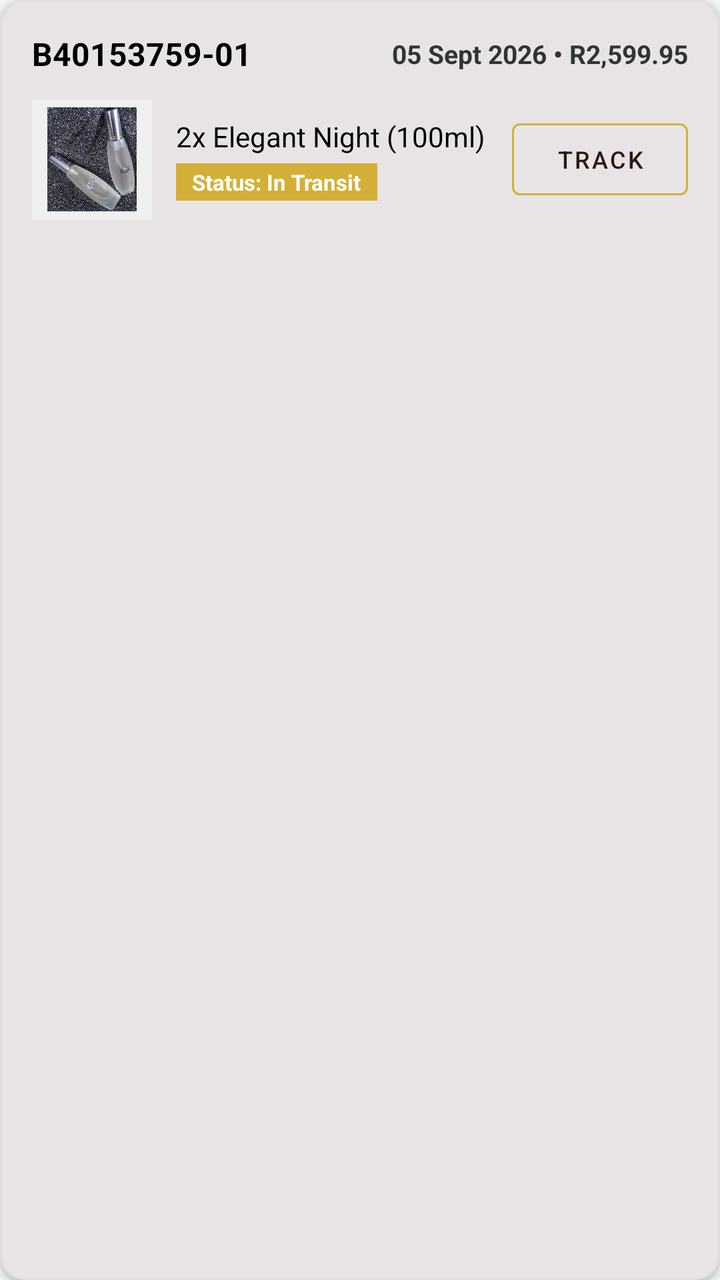
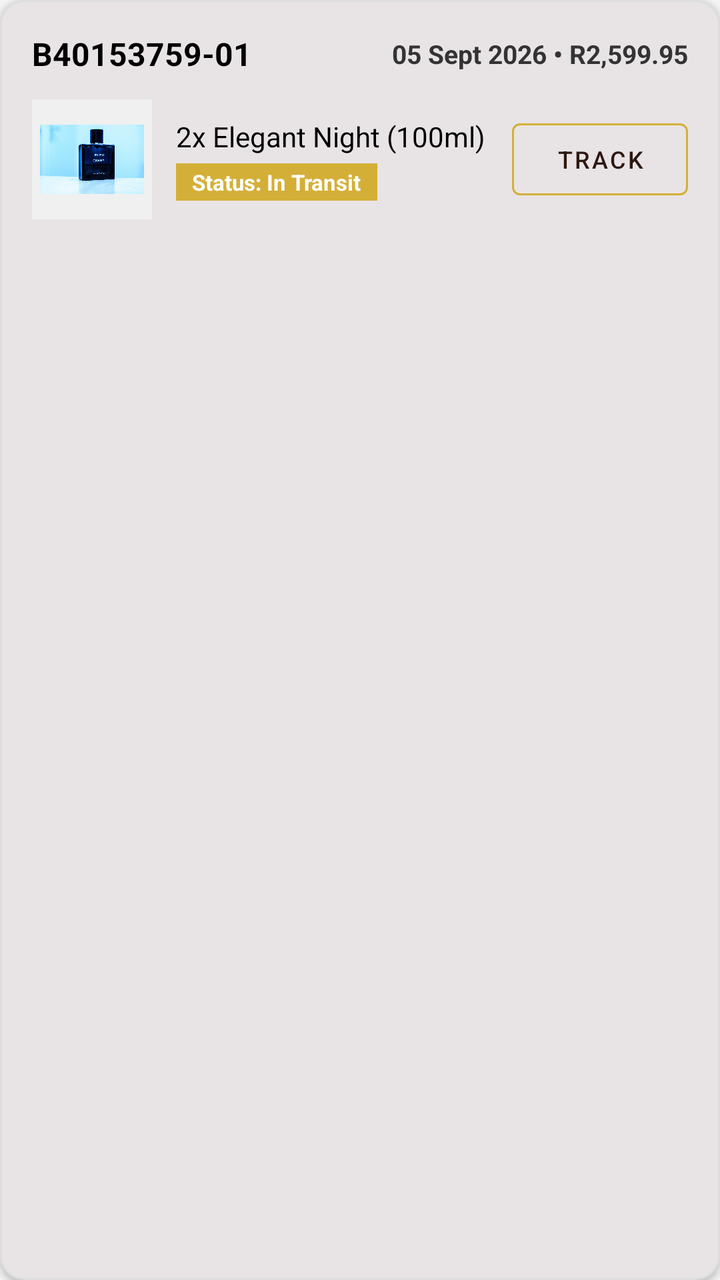

Compare the two renders of this Android layout. The source of the first and the diff that turns it into the second are given below.
<!-- AndroidManifest.xml: application theme Theme.MSTPerfumes -->
<!-- res/layout/item_user_order.xml -->
<?xml version="1.0" encoding="utf-8"?>
<com.google.android.material.card.MaterialCardView xmlns:android="http://schemas.android.com/apk/res/android"
    xmlns:app="http://schemas.android.com/apk/res-auto"
    android:layout_width="match_parent"
    android:layout_height="wrap_content"
    android:layout_marginBottom="12dp"
    app:cardCornerRadius="12dp"
    app:cardElevation="2dp"
    app:strokeColor="#DDDDDD"
    app:strokeWidth="1dp">

    <LinearLayout
        android:layout_width="match_parent"
        android:layout_height="wrap_content"
        android:orientation="vertical"
        android:padding="16dp">

        <LinearLayout
            android:layout_width="match_parent"
            android:layout_height="wrap_content"
            android:gravity="center_vertical"
            android:orientation="horizontal">

            <TextView
                android:id="@+id/tvOrderCode"
                android:layout_width="0dp"
                android:layout_height="wrap_content"
                android:layout_weight="1"
                android:text="B40153759-01"
                android:textColor="@android:color/black"
                android:textSize="16sp"
                android:textStyle="bold" />

            <TextView
                android:id="@+id/tvOrderDatePrice"
                android:layout_width="wrap_content"
                android:layout_height="wrap_content"
                android:text="05 Sept 2026 • R2,599.95"
                android:textColor="#333333"
                android:textSize="13sp"
                android:textStyle="bold" />

        </LinearLayout>

        <LinearLayout
            android:layout_width="match_parent"
            android:layout_height="wrap_content"
            android:layout_marginTop="12dp"
            android:gravity="center_vertical"
            android:orientation="horizontal">

            <ImageView
                android:id="@+id/ivOrderThumbnail"
                android:layout_width="60dp"
                android:layout_height="60dp"
                android:background="#F0F0F0"
                android:padding="4dp"
                android:src="@drawable/elegant_night"
                android:contentDescription="Order Image" />

            <LinearLayout
                android:layout_width="0dp"
                android:layout_height="wrap_content"
                android:layout_marginStart="12dp"
                android:layout_weight="1"
                android:orientation="vertical">

                <TextView
                    android:id="@+id/tvOrderItemsSummary"
                    android:layout_width="wrap_content"
                    android:layout_height="wrap_content"
                    android:text="2x Elegant Night (100ml)"
                    android:textColor="@android:color/black"
                    android:textSize="14sp" />

                <TextView
                    android:id="@+id/tvOrderStatus"
                    android:layout_width="wrap_content"
                    android:layout_height="wrap_content"
                    android:layout_marginTop="4dp"
                    android:background="#D4AF37"
                    android:paddingHorizontal="8dp"
                    android:paddingVertical="2dp"
                    android:text="Status: In Transit"
                    android:textColor="@android:color/white"
                    android:textSize="11sp"
                    android:textStyle="bold" />

            </LinearLayout>

            <Button
                android:id="@+id/btnTrackOrder"
                style="@style/Widget.MaterialComponents.Button.OutlinedButton"
                android:layout_width="wrap_content"
                android:layout_height="wrap_content"
                android:text="Track"
                android:textColor="#2C1810"
                android:textSize="12sp"
                app:strokeColor="#D4AF37" />

        </LinearLayout>

    </LinearLayout>

</com.google.android.material.card.MaterialCardView>
<!-- resources referenced by this layout -->
<resources>
  <!-- drawable elegant_night: jpeg bitmap (drawable, 219217 bytes) -->
  <style name="Theme.MSTPerfumes" parent="Base.Theme.MSTPerfumes" />
  <style name="Base.Theme.MSTPerfumes" parent="Theme.Material3.DayNight.NoActionBar">
          
          <item name="colorPrimary">@color/deep_burgundy</item>
          <item name="colorSecondary">@color/golden_sand</item>
          <item name="android:colorBackground">@color/smoke_white</item>
          <item name="colorSurface">@color/smoke_white</item>
      </style>
  <color name="deep_burgundy">#4A0E17</color>
  <color name="golden_sand">#E5C158</color>
  <color name="smoke_white">#F5F5F5</color>
</resources>

<!-- the commit's change to res/layout/item_user_order.xml (unified diff, before → after) -->
@@ -55,7 +55,7 @@
                 android:layout_height="60dp"
                 android:background="#F0F0F0"
                 android:padding="4dp"
-                android:src="@drawable/elegant_night"
+                android:src="@drawable/bleu_de_chanel_eau_de_parfum_for_men"
                 android:contentDescription="Order Image" />
 
             <LinearLayout
<!-- resource entries referenced after the edit -->
@@ -1,6 +1,6 @@
 <!-- resources referenced by this layout -->
 <resources>
-  <!-- drawable elegant_night: jpeg bitmap (drawable, 219217 bytes) -->
+  <!-- drawable bleu_de_chanel_eau_de_parfum_for_men: jpeg bitmap (drawable, 56476 bytes) -->
   <style name="Theme.MSTPerfumes" parent="Base.Theme.MSTPerfumes" />
   <style name="Base.Theme.MSTPerfumes" parent="Theme.Material3.DayNight.NoActionBar">
           
